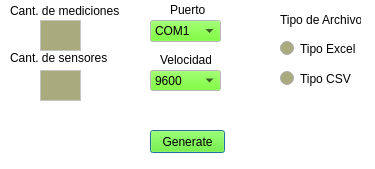
Above: OrderData.ui from fabio0610/Proyecto-Electrico before the change. Below: the same form after it.
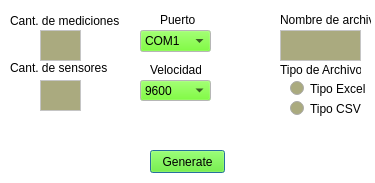
That is the form after the change.

Commit message: Ordenamiento del git y cambios en archivos a utilizar

The edit to the form file:
```diff
--- a/OrderData.ui
+++ b/OrderData.ui
@@ -7,7 +7,7 @@
     <x>0</x>
     <y>0</y>
     <width>375</width>
-    <height>169</height>
+    <height>183</height>
    </rect>
   </property>
   <property name="palette">
@@ -215,8 +215,8 @@
   <widget class="QRadioButton" name="ExcelButton">
    <property name="geometry">
     <rect>
-     <x>280</x>
-     <y>40</y>
+     <x>290</x>
+     <y>80</y>
      <width>82</width>
      <height>17</height>
     </rect>
@@ -228,8 +228,8 @@
   <widget class="QRadioButton" name="CSVButton">
    <property name="geometry">
     <rect>
-     <x>280</x>
-     <y>70</y>
+     <x>290</x>
+     <y>100</y>
      <width>82</width>
      <height>17</height>
     </rect>
@@ -242,7 +242,7 @@
    <property name="geometry">
     <rect>
      <x>10</x>
-     <y>0</y>
+     <y>10</y>
      <width>111</width>
      <height>21</height>
     </rect>
@@ -255,7 +255,7 @@
    <property name="geometry">
     <rect>
      <x>10</x>
-     <y>50</y>
+     <y>60</y>
      <width>101</width>
      <height>16</height>
     </rect>
@@ -267,8 +267,8 @@
   <widget class="QLabel" name="Puerto">
    <property name="geometry">
     <rect>
-     <x>170</x>
-     <y>0</y>
+     <x>160</x>
+     <y>10</y>
      <width>41</width>
      <height>20</height>
     </rect>
@@ -280,8 +280,8 @@
   <widget class="QLabel" name="Velocidad">
    <property name="geometry">
     <rect>
-     <x>160</x>
-     <y>50</y>
+     <x>150</x>
+     <y>60</y>
      <width>51</width>
      <height>20</height>
     </rect>
@@ -293,8 +293,8 @@
   <widget class="QComboBox" name="VelocidadBox">
    <property name="geometry">
     <rect>
-     <x>150</x>
-     <y>70</y>
+     <x>140</x>
+     <y>80</y>
      <width>71</width>
      <height>21</height>
     </rect>
@@ -338,8 +338,8 @@
   <widget class="QComboBox" name="PuertoBox">
    <property name="geometry">
     <rect>
-     <x>150</x>
-     <y>20</y>
+     <x>140</x>
+     <y>30</y>
      <width>71</width>
      <height>22</height>
     </rect>
@@ -399,7 +399,7 @@
    <property name="geometry">
     <rect>
      <x>280</x>
-     <y>10</y>
+     <y>60</y>
      <width>81</width>
      <height>20</height>
     </rect>
@@ -412,7 +412,7 @@
    <property name="geometry">
     <rect>
      <x>40</x>
-     <y>20</y>
+     <y>30</y>
      <width>41</width>
      <height>31</height>
     </rect>
@@ -422,7 +422,7 @@
    <property name="geometry">
     <rect>
      <x>40</x>
-     <y>70</y>
+     <y>80</y>
      <width>41</width>
      <height>31</height>
     </rect>
@@ -432,7 +432,7 @@
    <property name="geometry">
     <rect>
      <x>150</x>
-     <y>130</y>
+     <y>150</y>
      <width>75</width>
      <height>23</height>
     </rect>
@@ -444,8 +444,8 @@
   <widget class="QLabel" name="listo">
    <property name="geometry">
     <rect>
-     <x>90</x>
-     <y>110</y>
+     <x>120</x>
+     <y>120</y>
      <width>181</width>
      <height>16</height>
     </rect>
@@ -518,6 +518,29 @@
     <string/>
    </property>
   </widget>
+  <widget class="QPlainTextEdit" name="NombreEdit">
+   <property name="geometry">
+    <rect>
+     <x>280</x>
+     <y>30</y>
+     <width>81</width>
+     <height>31</height>
+    </rect>
+   </property>
+  </widget>
+  <widget class="QLabel" name="Nombre">
+   <property name="geometry">
+    <rect>
+     <x>280</x>
+     <y>10</y>
+     <width>91</width>
+     <height>20</height>
+    </rect>
+   </property>
+   <property name="text">
+    <string>Nombre de archivo</string>
+   </property>
+  </widget>
  </widget>
  <resources/>
  <connections/>
```
The commit also changes 1 other file.
